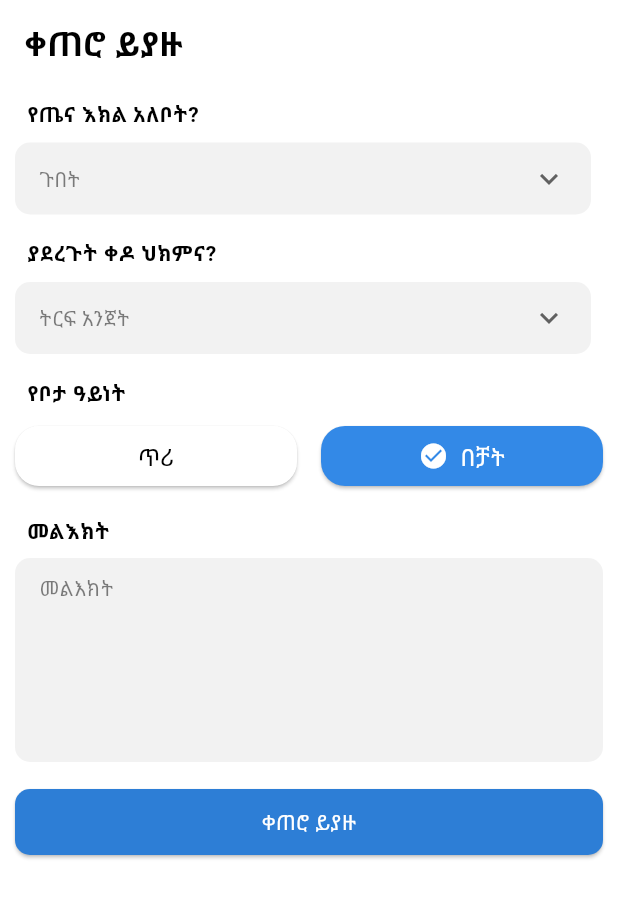
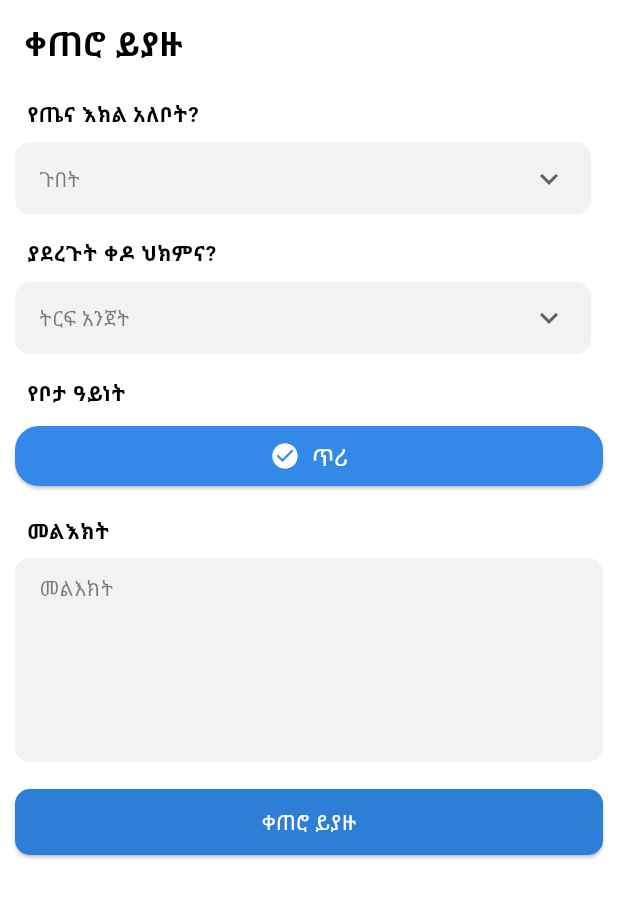
Before and after one commit to Abelabebe313/lenat_mobile, a Flutter app: the ConsultView screen opened directly, on a phone screen of 412 x 824 dp. Shown: the top 898 px of the screen. Run offline on Flutter 3.47's test engine with Material 3 defaults, Android fonts, the phone set to English and light mode, and no system bars; our stand-ins replace cached_network_image, flutter_blurhash, flutter_html, flutter_secure_storage, flutter_svg, get_it and 7 more; missing offline and left inert: chapasdk, easy_image_viewer, minio; accounts and stored records are empty; network calls fail.

```diff
--- a/lib/view/ai_chat/ai_chat_view.dart
+++ b/lib/view/ai_chat/ai_chat_view.dart
@@ -159,8 +159,8 @@ class _AIChatViewState extends State<AIChatView> {
                                           )
                                         : Text(
                                             item['content'],
-                                            maxLines: 5,
-                                            overflow: TextOverflow.ellipsis,
+                                            // maxLines: 5,
+                                            // overflow: TextOverflow.ellipsis,
                                             style: TextStyle(
                                               color: isFromUser
                                                   ? Colors.white
--- a/lib/view/consult/consult_page.dart
+++ b/lib/view/consult/consult_page.dart
@@ -255,46 +255,46 @@ class _ConsultViewState extends State<ConsultView> {
                           ),
                         ),
                       ),
-                      const SizedBox(width: 16),
-                      Expanded(
-                        child: ElevatedButton.icon(
-                          style: ElevatedButton.styleFrom(
-                            padding: const EdgeInsets.symmetric(
-                              vertical: 8.0,
-                            ),
-                            backgroundColor: viewModel.choosenPlace == "TEXT"
-                                ? Color(0xFF3389E7)
-                                : Colors.white, // Use your primary blue
-                            shape: RoundedRectangleBorder(
-                              borderRadius: BorderRadius.circular(16),
-                            ),
-                          ),
-                          onPressed: () {
-                            setState(() {
-                              viewModel.choosenPlace = "TEXT";
-                            });
-                          },
-                          icon: viewModel.choosenPlace == "TEXT"
-                              ? Icon(
-                                  Icons.check_circle,
-                                  color: viewModel.choosenPlace == "TEXT"
-                                      ? Colors.white
-                                      : Colors.transparent,
-                                  size: 20,
-                                )
-                              : null,
-                          label: Text(
-                            'በቻት',
-                            style: TextStyle(
-                              fontFamily: 'NotoSansEthiopic',
-                              fontSize: 16,
-                              color: viewModel.choosenPlace == "TEXT"
-                                  ? Colors.white
-                                  : Colors.black,
-                            ),
-                          ),
-                        ),
-                      ),
+                      // const SizedBox(width: 16),
+                      // Expanded(
+                      //   child: ElevatedButton.icon(
+                      //     style: ElevatedButton.styleFrom(
+                      //       padding: const EdgeInsets.symmetric(
+                      //         vertical: 8.0,
+                      //       ),
+                      //       backgroundColor: viewModel.choosenPlace == "TEXT"
+                      //           ? Color(0xFF3389E7)
+                      //           : Colors.white, // Use your primary blue
+                      //       shape: RoundedRectangleBorder(
+                      //         borderRadius: BorderRadius.circular(16),
+                      //       ),
+                      //     ),
+                      //     onPressed: () {
+                      //       setState(() {
+                      //         viewModel.choosenPlace = "TEXT";
+                      //       });
+                      //     },
+                      //     icon: viewModel.choosenPlace == "TEXT"
+                      //         ? Icon(
+                      //             Icons.check_circle,
+                      //             color: viewModel.choosenPlace == "TEXT"
+                      //                 ? Colors.white
+                      //                 : Colors.transparent,
+                      //             size: 20,
+                      //           )
+                      //         : null,
+                      //     label: Text(
+                      //       'በቻት',
+                      //       style: TextStyle(
+                      //         fontFamily: 'NotoSansEthiopic',
+                      //         fontSize: 16,
+                      //         color: viewModel.choosenPlace == "TEXT"
+                      //             ? Colors.white
+                      //             : Colors.black,
+                      //       ),
+                      //     ),
+                      //   ),
+                      // ),
                     ],
                   ),
                   const SizedBox(height: 8),
--- a/lib/view/consult/consult_page_viewmodel.dart
+++ b/lib/view/consult/consult_page_viewmodel.dart
@@ -6,7 +6,7 @@ import 'package:lenat_mobile/services/auth_service.dart';
 class ConsultPageViewModel extends ChangeNotifier {
   final _authService = locator<AuthService>();
   final TextEditingController patientNotesController = TextEditingController();
-  String choosenPlace = "TEXT";
+  String choosenPlace = "CALL";
   String selectedDisability = "ጉበት";
   String selectedSurgery = "ትርፍ አንጀት";
   final List<String> disabilities = [
```
Also changed, not shown: pubspec.lock.
